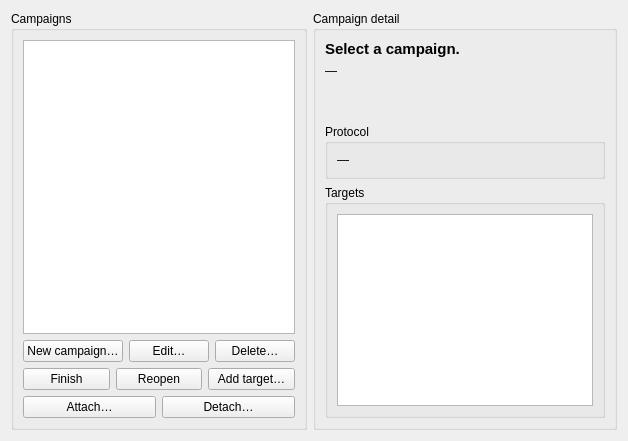
Above: nightscribe/gui/ui/campaigns_tab.ui from irydeo/nightscribe before the change. Below: the same form after it.
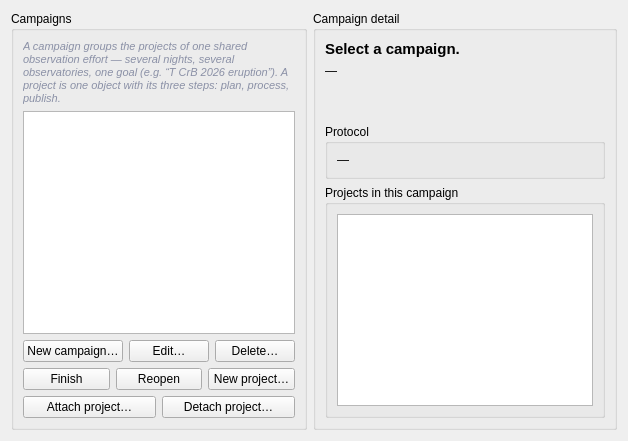
That is the form after the change.

Commit message: gui: campaigns tab — members are projects, not targets

Patch:
```diff
--- a/nightscribe/gui/ui/campaigns_tab.ui
+++ b/nightscribe/gui/ui/campaigns_tab.ui
@@ -8,6 +8,13 @@
      <property name="title"><string>Campaigns</string></property>
      <property name="maximumWidth"><number>360</number></property>
      <layout class="QVBoxLayout" name="listLayout">
+      <item>
+       <widget class="QLabel" name="lbl_what">
+        <property name="text"><string>A campaign groups the projects of one shared observation effort — several nights, several observatories, one goal (e.g. “T CrB 2026 eruption”). A project is one object with its three steps: plan, process, publish.</string></property>
+        <property name="wordWrap"><bool>true</bool></property>
+        <property name="styleSheet"><string>color: #8a90a6; font-style: italic; font-size: 11px;</string></property>
+       </widget>
+      </item>
       <item>
        <widget class="QListWidget" name="lst_campaigns">
         <property name="toolTip"><string>Select a campaign to see its detail</string></property>
@@ -24,13 +31,13 @@
        <layout class="QHBoxLayout" name="rowTargets">
         <item><widget class="QPushButton" name="btn_finish"><property name="text"><string>Finish</string></property></widget></item>
         <item><widget class="QPushButton" name="btn_reopen"><property name="text"><string>Reopen</string></property></widget></item>
-        <item><widget class="QPushButton" name="btn_add_target"><property name="text"><string>Add target…</string></property></widget></item>
+        <item><widget class="QPushButton" name="btn_new_project"><property name="text"><string>New project…</string></property></widget></item>
        </layout>
       </item>
       <item>
        <layout class="QHBoxLayout" name="rowLink">
-        <item><widget class="QPushButton" name="btn_attach"><property name="text"><string>Attach…</string></property></widget></item>
-        <item><widget class="QPushButton" name="btn_detach"><property name="text"><string>Detach…</string></property></widget></item>
+        <item><widget class="QPushButton" name="btn_attach"><property name="text"><string>Attach project…</string></property></widget></item>
+        <item><widget class="QPushButton" name="btn_detach"><property name="text"><string>Detach project…</string></property></widget></item>
        </layout>
       </item>
      </layout>
@@ -74,7 +81,7 @@
       </item>
       <item>
        <widget class="QGroupBox" name="grp_members">
-        <property name="title"><string>Targets</string></property>
+        <property name="title"><string>Projects in this campaign</string></property>
         <layout class="QVBoxLayout" name="membersLayout">
          <item>
           <widget class="QTableWidget" name="tbl_members">
```
Left out of the diff: 2 changed lines with no effect on the pictures. The commit also changes 11 other files.
